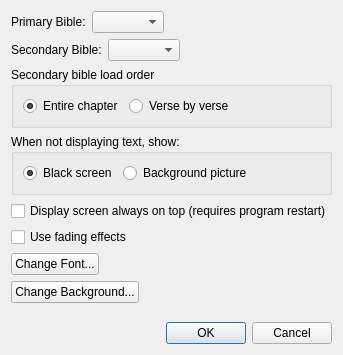
First picture: the form in src/settingsdialog.ui, repository SoftProjector/src, before the edit.
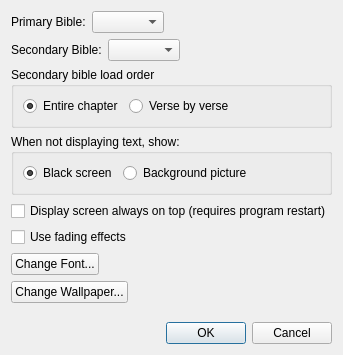
Second picture: the form after the edit.

Commit message: Renamed button to "Change Wallpaper..."

Patch:
```diff
--- a/src/settingsdialog.ui
+++ b/src/settingsdialog.ui
@@ -163,7 +163,7 @@
      <item>
       <widget class="QPushButton" name="change_background_button">
        <property name="text">
-        <string>Change Background...</string>
+        <string>Change Wallpaper...</string>
        </property>
       </widget>
      </item>
```
Left out of the diff: 4 changed lines with no effect on the pictures.
